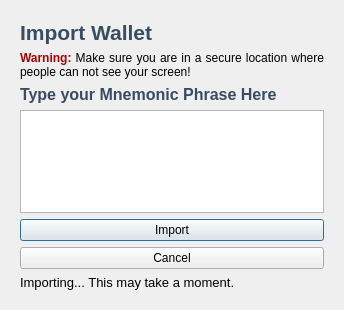
Before: the Qt Designer form src/qt/forms/importwalletdialog.ui in meritlabs/merit, drawn with Qt 5.
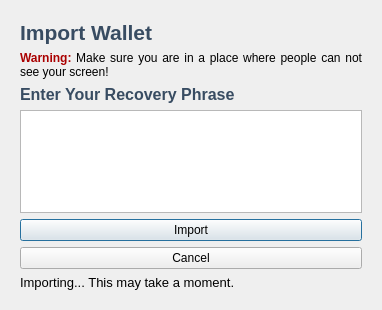
After: the same form once the commit is applied.

Commit message: Update text on the import dialog.

Patch:
```diff
--- a/src/qt/forms/importwalletdialog.ui
+++ b/src/qt/forms/importwalletdialog.ui
@@ -6,7 +6,7 @@
    <rect>
     <x>0</x>
     <y>0</y>
-    <width>344</width>
+    <width>382</width>
     <height>310</height>
    </rect>
   </property>
@@ -52,23 +52,10 @@
      </property>
     </widget>
    </item>
-   <item>
-    <spacer name="verticalSpacer_2">
-     <property name="orientation">
-      <enum>Qt::Vertical</enum>
-     </property>
-     <property name="sizeHint" stdset="0">
-      <size>
-       <width>20</width>
-       <height>40</height>
-      </size>
-     </property>
-    </spacer>
-   </item>
    <item>
     <widget class="QLabel" name="labelWarning">
      <property name="text">
-      <string>&lt;html&gt;&lt;head/&gt;&lt;body&gt;&lt;p align=&quot;justify&quot;&gt;&lt;span style=&quot; font-weight:600; color:#aa0000;&quot;&gt;Warning: &lt;/span&gt;Make sure you are in a secure location where people can not see your screen!&lt;/p&gt;&lt;/body&gt;&lt;/html&gt;</string>
+      <string>&lt;html&gt;&lt;head/&gt;&lt;body&gt;&lt;p align=&quot;justify&quot;&gt;&lt;span style=&quot; font-weight:600; color:#aa0000;&quot;&gt;Warning: &lt;/span&gt;Make sure you are in a place where people can not see your screen!&lt;/p&gt;&lt;/body&gt;&lt;/html&gt;</string>
      </property>
      <property name="alignment">
       <set>Qt::AlignJustify|Qt::AlignVCenter</set>
@@ -78,6 +65,19 @@
      </property>
     </widget>
    </item>
+   <item>
+    <spacer name="verticalSpacer_2">
+     <property name="orientation">
+      <enum>Qt::Vertical</enum>
+     </property>
+     <property name="sizeHint" stdset="0">
+      <size>
+       <width>20</width>
+       <height>40</height>
+      </size>
+     </property>
+    </spacer>
+   </item>
    <item>
     <spacer name="verticalSpacer">
      <property name="orientation">
@@ -94,7 +94,7 @@
    <item>
     <widget class="QLabel" name="typeMnemonicLabel">
      <property name="text">
-      <string>&lt;html&gt;&lt;head/&gt;&lt;body&gt;&lt;p&gt;&lt;span style=&quot; font-size:12pt; font-weight:600; color:#384c62;&quot;&gt;Type your Mnemonic Phrase Here&lt;/span&gt;&lt;/p&gt;&lt;/body&gt;&lt;/html&gt;</string>
+      <string>&lt;html&gt;&lt;head/&gt;&lt;body&gt;&lt;p&gt;&lt;span style=&quot; font-size:12pt; font-weight:600; color:#384c62;&quot;&gt;Enter Your Recovery Phrase&lt;/span&gt;&lt;/p&gt;&lt;/body&gt;&lt;/html&gt;</string>
      </property>
     </widget>
    </item>
```
